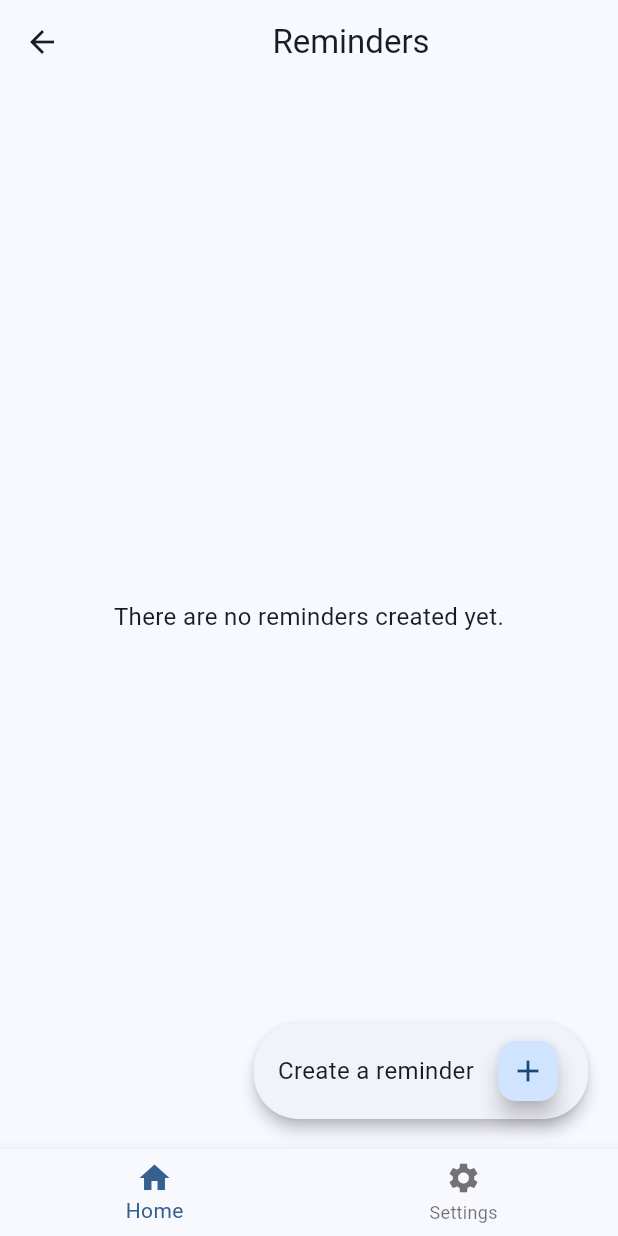
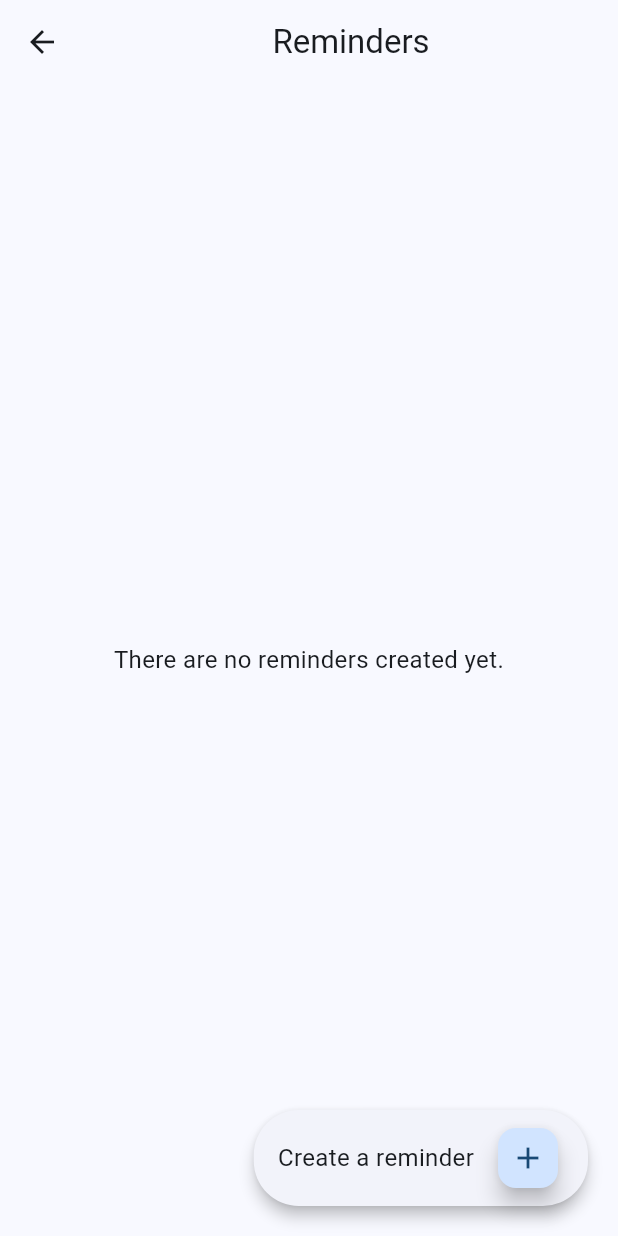
Before and after one commit to newbie375/remind-me, a Flutter app: the HomePage screen opened directly, on a phone screen of 412 x 824 dp. Run offline on Flutter 3.47's test engine with Material 3 defaults, Android fonts, the phone set to English and light mode, and no system bars; our stand-ins replace flutter_riverpod, go_router.

Commit message:
change bottom navigation behavior

```diff
--- a/lib/presentation/screens/home_screen.dart
+++ b/lib/presentation/screens/home_screen.dart
@@ -1,5 +1,36 @@
 import 'package:flutter/material.dart';
-import 'package:reminder_me/presentation/widgets/shared/custom_bottom_navigation.dart';
+
+class HomePage extends StatelessWidget {
+  const HomePage({super.key});
+
+  @override
+  Widget build(BuildContext context) {
+    return Scaffold(
+      appBar: AppBar(
+        title: const Center(child: Text('Reminders')),
+      ),
+      body: Center(
+        // Ensures content is centered in the body
+        child: Column(
+          mainAxisAlignment: MainAxisAlignment.center, // Centers the text vertically
+          children: [
+            const Padding(
+              padding: EdgeInsets.all(16.0),
+              child: Text(
+                'There are no reminders created yet.',
+                textAlign: TextAlign.center,
+                style: TextStyle(fontSize: 16),
+                softWrap: true,
+                overflow: TextOverflow.visible,
+              ),
+            ),
+          ],
+        ),
+      ),
+      floatingActionButton: const FloatingButton(), // Use the custom FloatingButton
+    );
+  }
+}
 
 class FloatingButton extends StatelessWidget {
   const FloatingButton({super.key});
@@ -35,39 +66,3 @@ class FloatingButton extends StatelessWidget {
     );
   }
 }
-
-class HomePage extends StatelessWidget {
-  const HomePage({super.key});
-
-  @override
-  Widget build(BuildContext context) {
-    return Scaffold(
-      appBar: AppBar(
-        title: Center(child: const Text('Reminders')),
-      ),
-      body: Center(
-        // Ensures content is centered in the body
-        child: Column(
-          mainAxisAlignment:
-              MainAxisAlignment.center, // Centers the text vertically
-          children: [
-            const Padding(
-              padding: EdgeInsets.all(16.0),
-              child: Text(
-                'There are no reminders created yet.',
-                textAlign: TextAlign.center,
-                style: TextStyle(fontSize: 16),
-                softWrap: true,
-                overflow: TextOverflow.visible,
-              ),
-            ),
-          ],
-        ),
-      ),
-      bottomNavigationBar: CustomBottomNavigation(
-          currentIndex: 0), // Use the custom bottom navigation
-      floatingActionButton:
-          const FloatingButton(), // Use the custom FloatingButton
-    );
-  }
-}
--- a/lib/presentation/screens/settings_screen.dart
+++ b/lib/presentation/screens/settings_screen.dart
@@ -1,6 +1,5 @@
 import 'package:flutter/material.dart';
 import 'package:flutter_riverpod/flutter_riverpod.dart';
-import 'package:reminder_me/presentation/widgets/shared/custom_bottom_navigation.dart';
 import 'package:reminder_me/presentation/providers/theme_provider.dart';
 
 class SettingsPage extends ConsumerWidget {
@@ -62,7 +61,6 @@ class SettingsPage extends ConsumerWidget {
           ],
         ),
       ),
-      bottomNavigationBar: CustomBottomNavigation(currentIndex: 1),  // Set current index to 1 (Settings page)
     );
   }
 }
--- a/lib/presentation/widgets/shared/custom_bottom_navigation.dart
+++ b/lib/presentation/widgets/shared/custom_bottom_navigation.dart
@@ -1,25 +1,20 @@
 import 'package:flutter/material.dart';
-import 'package:go_router/go_router.dart';
 
 class CustomBottomNavigation extends StatelessWidget {
   final int currentIndex;
+  final Function(int) onTap;
 
   const CustomBottomNavigation({
     super.key,
     required this.currentIndex,
+    required this.onTap,
   });
 
   @override
   Widget build(BuildContext context) {
     return BottomNavigationBar(
       currentIndex: currentIndex,  // Set the current index
-      onTap: (index) {
-        if (index == 0) {
-          context.go('/');  // Navigate to Home page
-        } else if (index == 1) {
-          context.go('/settings');  // Navigate to Settings page
-        }
-      },
+      onTap: onTap,  // Use the provided onTap callback
       items: const [
         BottomNavigationBarItem(
           icon: Icon(Icons.home),  // Home icon
```
Also changed, not shown: lib/main.dart (+48 -2 lines).
